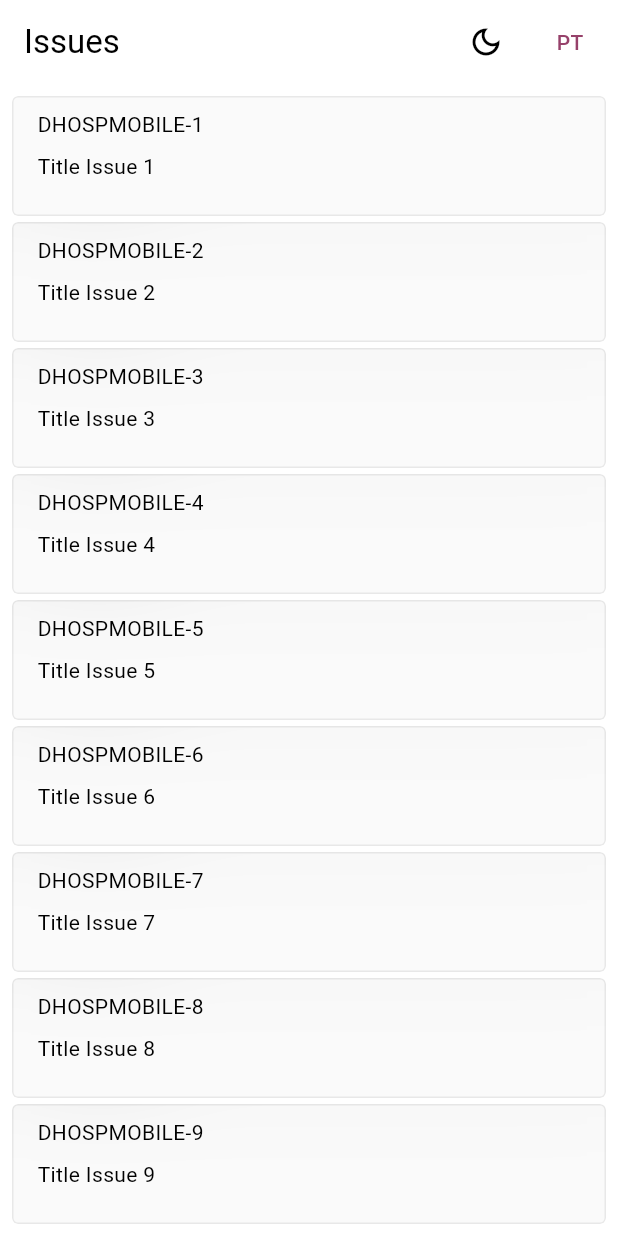
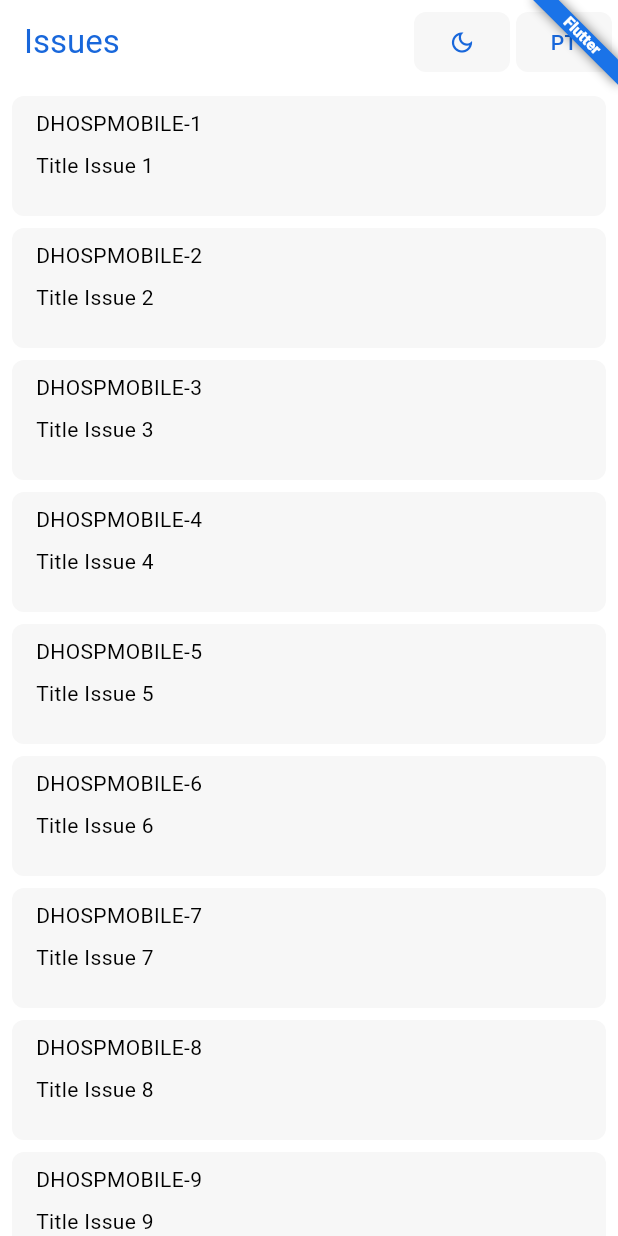
Before and after one commit to ronipaschoal/issues, a Flutter app: the screen it shows after launch, on a phone screen of 412 x 824 dp. Run offline on Flutter 3.47's test engine with Material 3 defaults, Android fonts, the phone set to English and light mode, and no system bars; our stand-ins replace flutter_bloc, go_router; generated files the repository leaves out were written again.

Commit message:
refactor: ajust app colors

```diff
--- /dev/null
+++ b/devtools_options.yaml
@@ -0,0 +1,3 @@
+description: This file stores settings for Dart & Flutter DevTools.
+documentation: https://docs.flutter.dev/tools/devtools/extensions#configure-extension-enablement-states
+extensions:
--- a/lib/config/cubit/app_cubit.dart
+++ b/lib/config/cubit/app_cubit.dart
@@ -10,7 +10,11 @@ class AppCubit extends Cubit<AppState> {
     emit(state.copyWith(locale: locale));
   }
 
-  void toggleThemeMode(ThemeMode themeMode) {
+  void toggleThemeMode() {
+    final themeMode = state.themeMode == ThemeMode.light //
+        ? ThemeMode.dark
+        : ThemeMode.light;
+
     emit(state.copyWith(themeMode: themeMode));
   }
 }
--- a/lib/pages/home/home_page.dart
+++ b/lib/pages/home/home_page.dart
@@ -4,6 +4,7 @@ import 'package:flutter_gen/gen_l10n/app_localizations.dart';
 import 'package:issues/config/cubit/app_cubit.dart';
 import 'package:issues/pages/home/cubit/home_cubit.dart';
 import 'package:issues/pages/home/widgets/home_issue_card_widget.dart';
+import 'package:issues/ui/ui_theme.dart';
 import 'package:issues/ui/widgets/ui_scaffold_widget.dart';
 
 class HomePage extends StatelessWidget {
@@ -24,9 +25,10 @@ class HomePage extends StatelessWidget {
             return const Center(child: CircularProgressIndicator());
           } else if (state is HomeLoaded) {
             return ListView.separated(
+              padding: const EdgeInsets.all(UiTheme.spacingSmall),
               itemCount: state.issueList.length,
-              separatorBuilder: (_, __) => const SizedBox(height: 4.0),
-              itemBuilder: (context, index) {
+              separatorBuilder: (_, __) => UiTheme.spacerSmall,
+              itemBuilder: (_, index) {
                 return HomeIssueCardWidget(issue: state.issueList[index]);
               },
             );
--- a/lib/pages/home/widgets/home_issue_card_widget.dart
+++ b/lib/pages/home/widgets/home_issue_card_widget.dart
@@ -1,7 +1,6 @@
-import 'dart:ui';
-
 import 'package:flutter/material.dart';
 import 'package:issues/domain/models/issue_model.dart';
+import 'package:issues/ui/ui_theme.dart';
 
 class HomeIssueCardWidget extends StatelessWidget {
   final IssueModel issue;
@@ -15,17 +14,11 @@ class HomeIssueCardWidget extends StatelessWidget {
   Widget build(BuildContext context) {
     return ClipRRect(
       borderRadius: const BorderRadius.all(Radius.circular(4.0)),
-      child: BackdropFilter(
-        filter: ImageFilter.blur(sigmaX: 30.0, sigmaY: 30.0),
       child: Container(
         height: 80.0,
         decoration: BoxDecoration(
-            color: Colors.grey.withOpacity(0.05),
-            border: Border.all(
-              color: Colors.grey.withOpacity(0.2),
-              width: 1.0,
-            ),
-            borderRadius: const BorderRadius.all(Radius.circular(4.0)),
+          color: Theme.of(context).colorScheme.surface,
+          borderRadius: const BorderRadius.all(Radius.circular(8.0)),
         ),
         child: Padding(
           padding: const EdgeInsets.symmetric(
@@ -36,10 +29,9 @@ class HomeIssueCardWidget extends StatelessWidget {
             crossAxisAlignment: CrossAxisAlignment.start,
             children: [
               Text(issue.id),
-                const SizedBox(height: 8.0),
+              UiTheme.spacerSmall,
               Text(issue.title),
             ],
-            ),
           ),
         ),
       ),
--- a/lib/ui/ui_theme.dart
+++ b/lib/ui/ui_theme.dart
@@ -1,10 +1,33 @@
 import 'package:flutter/material.dart';
 
 sealed class UiTheme {
+  static const double fontSizeLarge = 44.0;
+  static const double fontSizeMedium = 24.0;
+  static const double fontSizeRegular = 16.0;
+
+  static const double spacingSmallX = 4.0;
+  static const double spacingSmall = 8.0;
+  static const double spacingMedium = 16.0;
+  static const double spacingLarge = 32.0;
+  static const double spacingLargeX = 64.0;
+
+  static const SizedBox spacerSmallX =
+      SizedBox(height: spacingSmallX, width: spacingSmallX);
+  static const SizedBox spacerSmall =
+      SizedBox(height: spacingSmall, width: spacingSmall);
+  static const SizedBox spacerMedium =
+      SizedBox(height: spacingMedium, width: spacingMedium);
+  static const SizedBox spacerLarge =
+      SizedBox(height: spacingLarge, width: spacingLarge);
+  static const SizedBox spacerLargeX =
+      SizedBox(height: spacingLargeX, width: spacingLargeX);
+
   static final lightTheme = ThemeData(
+    brightness: Brightness.light,
+    scaffoldBackgroundColor: const Color(0xFFFFFFFF),
     colorScheme: const ColorScheme(
       brightness: Brightness.light,
-      primary: Color(0xFF96416A),
+      primary: Color(0xFF1867DB),
       onPrimary: Color(0xFFFFFFFF),
       primaryContainer: Color(0xFFFFD8E6),
       onPrimaryContainer: Color(0xFF3D0024),
@@ -12,16 +35,26 @@ sealed class UiTheme {
       onSecondary: Color(0xFFFFFFFF),
       error: Color(0xFFB00020),
       onError: Color(0xFFFFFFFF),
-      surface: Color(0xFFFFFFFF),
+      surface: Color(0xFFF7F7F7),
       onSurface: Color(0xFF000000),
     ),
-    brightness: Brightness.light,
+    elevatedButtonTheme: ElevatedButtonThemeData(
+      style: TextButton.styleFrom(
+        padding: const EdgeInsets.all(spacingSmallX),
+        shape: RoundedRectangleBorder(
+          borderRadius: BorderRadius.circular(8.0),
+        ),
+        elevation: 0.0,
+      ),
+    ),
   );
 
   static final darkTheme = ThemeData(
+    brightness: Brightness.dark,
+    scaffoldBackgroundColor: const Color(0xFF000000),
     colorScheme: const ColorScheme(
       brightness: Brightness.dark,
-      primary: Color(0xFFFFB0D0),
+      primary: Color(0xFF06ffff),
       onPrimary: Color(0xFF5C113B),
       primaryContainer: Color(0xFF792952),
       onPrimaryContainer: Color(0xFFFFD8E6),
@@ -29,9 +62,17 @@ sealed class UiTheme {
       onSecondary: Color(0xFF412A33),
       error: Color(0xFFCF6679),
       onError: Color(0xFF000000),
-      surface: Color(0xFF121212),
+      surface: Color(0xFF101415),
       onSurface: Color(0xFFFFFFFF),
     ),
-    brightness: Brightness.dark,
+    elevatedButtonTheme: ElevatedButtonThemeData(
+      style: TextButton.styleFrom(
+        padding: const EdgeInsets.all(spacingSmallX),
+        shape: RoundedRectangleBorder(
+          borderRadius: BorderRadius.circular(8.0),
+        ),
+        elevation: 0.0,
+      ),
+    ),
   );
 }
--- /dev/null
+++ b/lib/ui/widgets/flutter_banner_widget.dart
@@ -0,0 +1,23 @@
+import 'package:flutter/material.dart';
+
+class FlutterBannerWidget extends StatelessWidget {
+  final Widget child;
+
+  const FlutterBannerWidget({
+    super.key,
+    required this.child,
+  });
+
+  @override
+  Widget build(BuildContext context) {
+    return Container(
+      color: Theme.of(context).scaffoldBackgroundColor,
+      child: Banner(
+        location: BannerLocation.topEnd,
+        message: 'Flutter',
+        color: const Color(0xFF1A73E8),
+        child: Center(child: child),
+      ),
+    );
+  }
+}
--- a/lib/ui/widgets/ui_scaffold_widget.dart
+++ b/lib/ui/widgets/ui_scaffold_widget.dart
@@ -3,6 +3,7 @@ import 'package:flutter_bloc/flutter_bloc.dart';
 import 'package:issues/config/cubit/app_cubit.dart';
 import 'package:issues/domain/models/locale_model.dart';
 import 'package:issues/ui/ui_theme.dart';
+import 'package:issues/ui/widgets/flutter_banner_widget.dart';
 
 class UiScaffoldWidget extends StatelessWidget {
   final String title;
@@ -20,40 +21,47 @@ class UiScaffoldWidget extends StatelessWidget {
 
     return BlocBuilder<AppCubit, AppState>(
       builder: (context, state) {
-        return Scaffold(
+        return FlutterBannerWidget(
+          child: Scaffold(
             appBar: AppBar(
-            surfaceTintColor: Theme.of(context).brightness == Brightness.light
-                ? UiTheme.lightTheme.scaffoldBackgroundColor
-                : UiTheme.darkTheme.scaffoldBackgroundColor,
-            title: Text(title),
+              elevation: 0.0,
+              surfaceTintColor: Colors.transparent,
+              backgroundColor: Colors.transparent,
+              title: Text(
+                title,
+                style: TextStyle(color: Theme.of(context).colorScheme.primary),
+              ),
               actions: [
                 if (Theme.of(context).brightness == Brightness.light) ...{
-                IconButton(
-                  icon: const Icon(Icons.dark_mode_outlined),
-                  onPressed: () => appCubit.toggleThemeMode(ThemeMode.dark),
+                  ElevatedButton.icon(
+                    onPressed: appCubit.toggleThemeMode,
+                    label: const Icon(Icons.dark_mode_outlined),
                   ),
                 } else ...{
-                IconButton(
-                  icon: const Icon(Icons.light_mode_outlined),
-                  onPressed: () => appCubit.toggleThemeMode(ThemeMode.light),
+                  ElevatedButton.icon(
+                    onPressed: appCubit.toggleThemeMode,
+                    label: const Icon(Icons.light_mode_outlined),
                   ),
                 },
-              if (Localizations.localeOf(context) == LocaleEnum.pt.locale) ...{
-                TextButton(
-                  onPressed: () => appCubit.changeLocale(LocaleEnum.en.locale),
+                UiTheme.spacerSmallX,
+                if (Localizations.localeOf(context) ==
+                    LocaleEnum.pt.locale) ...{
+                  ElevatedButton(
+                    onPressed: () =>
+                        appCubit.changeLocale(LocaleEnum.en.locale),
                     child: Text(LocaleEnum.en.text),
                   ),
                 } else ...{
-                TextButton(
-                  onPressed: () => appCubit.changeLocale(LocaleEnum.pt.locale),
+                  ElevatedButton(
+                    onPressed: () =>
+                        appCubit.changeLocale(LocaleEnum.pt.locale),
                     child: Text(LocaleEnum.pt.text),
                   ),
                 },
+                UiTheme.spacerSmallX,
               ],
             ),
-          body: Padding(
-            padding: const EdgeInsets.all(8.0),
-            child: body,
+            body: body,
           ),
         );
       },
```
Also changed, not shown: 10 other files. Lines whose indentation alone changed are shown as unchanged.
